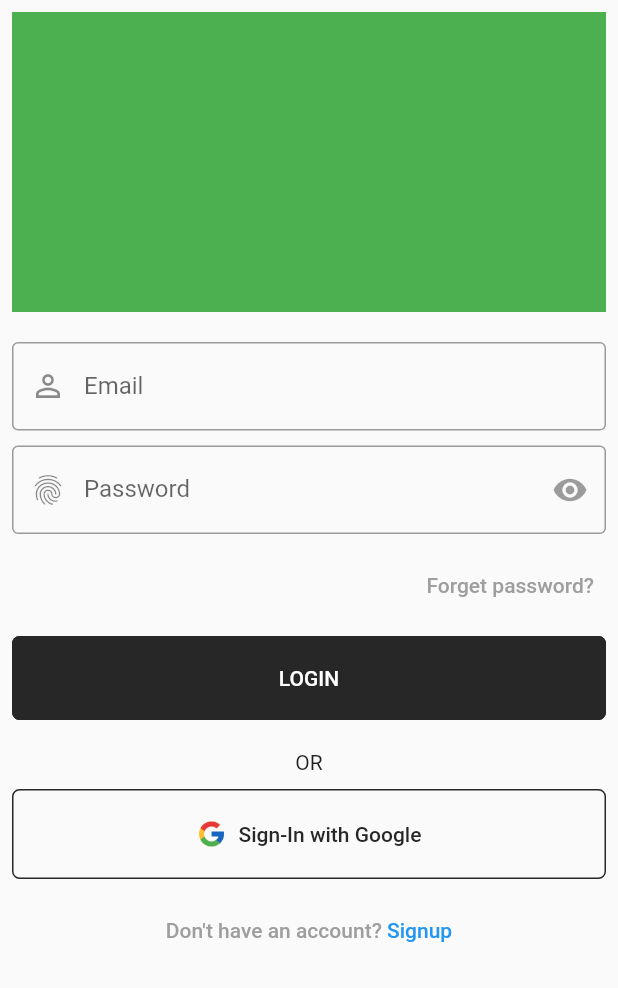
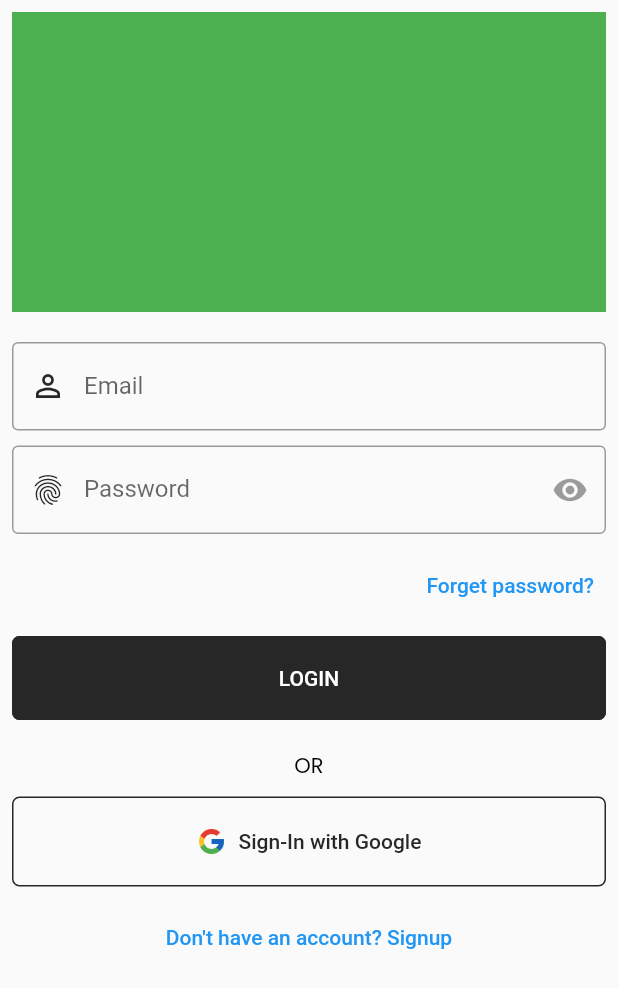
Before and after one commit to NishivSingh/chat-app, a Flutter app: the screen it shows after launch, on a phone screen of 412 x 824 dp. Shown: the top 988 px of the screen. Run offline on Flutter 3.47's test engine with Material 2 defaults, Android fonts, the phone set to English and light mode, and no system bars; our stand-ins replace firebase_core, google_fonts; accounts and stored records are empty.

Commit message:
Improved some more theme data

```diff
--- a/lib/src/utils/constants/size.dart
+++ b/lib/src/utils/constants/size.dart
@@ -1,2 +1,3 @@
 
 const buttonheight = 20.0;
+const defaultSize = 30.0;
--- /dev/null
+++ b/lib/src/utils/themes/input_decoration_theme.dart
@@ -0,0 +1,23 @@
+import 'package:chat_app/src/utils/constants/colors.dart';
+import 'package:flutter/material.dart';
+
+class CustomInputDecorationTheme {
+  CustomInputDecorationTheme._();
+
+  static InputDecorationTheme lightInputDecorationTheme =
+      const InputDecorationTheme(
+          border: OutlineInputBorder(),
+          prefixIconColor: tSecondaryColor,
+          floatingLabelStyle: TextStyle(color: tSecondaryColor),
+          focusedBorder: OutlineInputBorder(
+              borderSide: BorderSide(width: 2, color: tSecondaryColor))
+          );
+  static InputDecorationTheme darkInputDecorationTheme =
+      const InputDecorationTheme(
+          border: OutlineInputBorder(),
+          prefixIconColor: tPrimaryColor,
+          floatingLabelStyle: TextStyle(color: tPrimaryColor),
+          focusedBorder: OutlineInputBorder(
+              borderSide: BorderSide(width: 2, color: tPrimaryColor))
+          );
+}
--- /dev/null
+++ b/lib/src/utils/themes/text_theme.dart
@@ -0,0 +1,29 @@
+import 'package:chat_app/src/utils/constants/colors.dart';
+import 'package:flutter/material.dart';
+import 'package:google_fonts/google_fonts.dart';
+
+class CustomTextTheme{
+  CustomTextTheme._();
+
+  static TextTheme lightTextTheme = TextTheme(
+    displayLarge: GoogleFonts.montserrat(fontSize: 28,fontWeight: FontWeight.bold,color: tDarkColor),
+    displayMedium: GoogleFonts.montserrat(fontSize: 24,fontWeight: FontWeight.w700,color: tDarkColor),
+    displaySmall: GoogleFonts.poppins(fontSize: 24,fontWeight: FontWeight.w700,color: tDarkColor),
+    headlineMedium: GoogleFonts.poppins(fontSize: 16,fontWeight: FontWeight.w600,color: tDarkColor),
+    headlineSmall: GoogleFonts.poppins(fontSize: 16,fontWeight: FontWeight.w600,color: tDarkColor),
+    titleLarge: GoogleFonts.poppins(fontSize: 14,fontWeight: FontWeight.w600,color: tDarkColor),
+    bodyLarge: GoogleFonts.poppins(fontSize: 14,fontWeight: FontWeight.normal,color: tDarkColor),
+    bodyMedium: GoogleFonts.poppins(fontSize: 14,fontWeight: FontWeight.normal,color: tDarkColor),
+  );
+  static TextTheme darkTextTheme = TextTheme(
+    displayLarge: GoogleFonts.montserrat(fontSize: 28,fontWeight: FontWeight.bold,color: tWhiteColor),
+    displayMedium: GoogleFonts.montserrat(fontSize: 24,fontWeight: FontWeight.w700,color: tWhiteColor),
+    displaySmall: GoogleFonts.poppins(fontSize: 24,fontWeight: FontWeight.w700,color: tWhiteColor),
+    headlineMedium: GoogleFonts.poppins(fontSize: 16,fontWeight: FontWeight.w600,color: tWhiteColor),
+    headlineSmall: GoogleFonts.poppins(fontSize: 16,fontWeight: FontWeight.w600,color: tWhiteColor),
+    titleLarge: GoogleFonts.poppins(fontSize: 14,fontWeight: FontWeight.w600,color: tWhiteColor),
+    bodyLarge: GoogleFonts.poppins(fontSize: 14,fontWeight: FontWeight.normal,color: tWhiteColor),
+    bodyMedium: GoogleFonts.poppins(fontSize: 14,fontWeight: FontWeight.normal,color: tWhiteColor),
+  );
+
+}
--- a/lib/src/utils/themes/theme.dart
+++ b/lib/src/utils/themes/theme.dart
@@ -1,26 +1,29 @@
 import 'package:chat_app/src/utils/themes/elevated_button_theme.dart';
+import 'package:chat_app/src/utils/themes/input_decoration_theme.dart';
 import 'package:chat_app/src/utils/themes/outlined_button_theme.dart';
+import 'package:chat_app/src/utils/themes/text_theme.dart';
 import 'package:flutter/material.dart';
-import 'package:google_fonts/google_fonts.dart';
 
 class TAppTheme {
   TAppTheme._();
 
   static ThemeData lightTheme = ThemeData(
       brightness: Brightness.light,
-      primarySwatch: Colors.grey,
-      appBarTheme: AppBarTheme(),
-      floatingActionButtonTheme: FloatingActionButtonThemeData(),
+      textTheme: CustomTextTheme.lightTextTheme,
+      appBarTheme: const AppBarTheme(),
+      floatingActionButtonTheme: const FloatingActionButtonThemeData(),
       elevatedButtonTheme: CustomElevatedButtonTheme.lightElevatedButtonTheme,
-      outlinedButtonTheme: CustomOutlinedButtonTheme.lightOutlinedButtonTheme
+      outlinedButtonTheme: CustomOutlinedButtonTheme.lightOutlinedButtonTheme,
+      inputDecorationTheme: CustomInputDecorationTheme.lightInputDecorationTheme
       );
 
   static ThemeData darkTheme = ThemeData(
       brightness: Brightness.dark,
-      primarySwatch: Colors.grey,
-      appBarTheme: AppBarTheme(),
-      floatingActionButtonTheme: FloatingActionButtonThemeData(),
+      textTheme: CustomTextTheme.darkTextTheme,
+      appBarTheme: const AppBarTheme(),
+      floatingActionButtonTheme: const FloatingActionButtonThemeData(),
       elevatedButtonTheme: CustomElevatedButtonTheme.darkElevatedButtonTheme,
-      outlinedButtonTheme: CustomOutlinedButtonTheme.darkOutlinedButtonTheme
+      outlinedButtonTheme: CustomOutlinedButtonTheme.darkOutlinedButtonTheme,
+      inputDecorationTheme: CustomInputDecorationTheme.darkInputDecorationTheme
       );
 }
```
